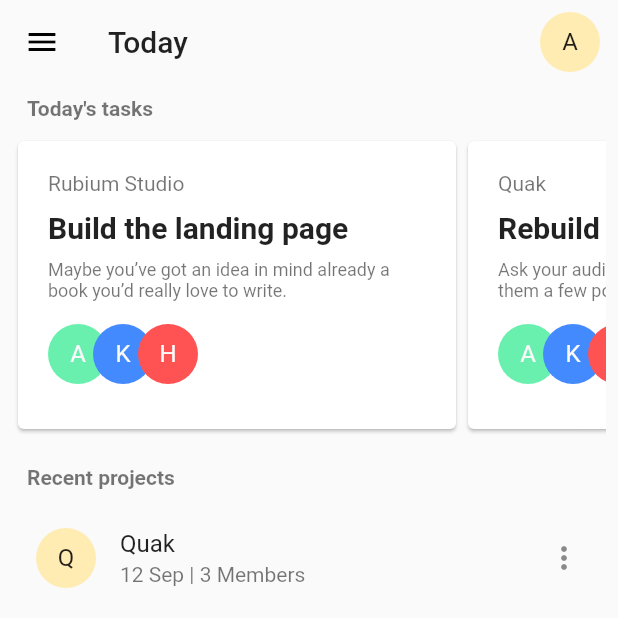
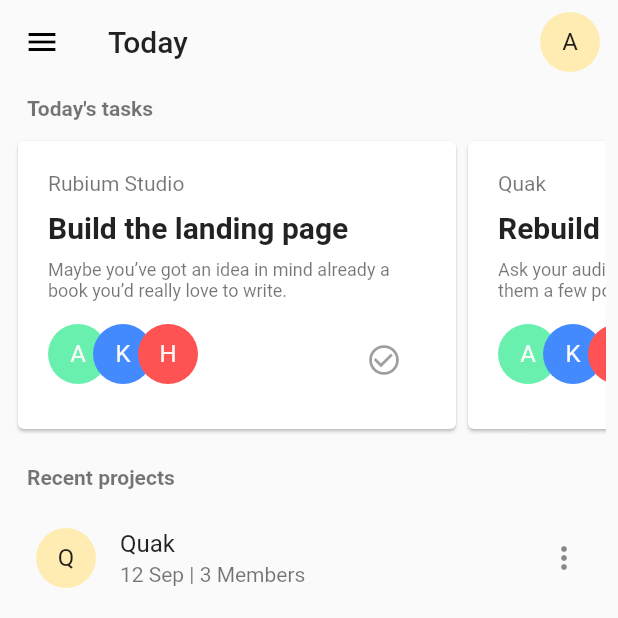
Before and after one commit to amirhesham65/Panther-App, a Flutter app: the screen it shows after launch, on a phone screen of 412 x 824 dp, the top half of it. Run offline on Flutter 3.47's test engine with Material 2 defaults, Android fonts, the phone set to English and light mode, and no system bars.

Commit message:
Updated some UI elements

```diff
--- a/lib/components/task_card.dart
+++ b/lib/components/task_card.dart
@@ -53,6 +53,7 @@ class _TaskCardState extends State<TaskCard> {
                       fit: StackFit.expand,
                       children: <Widget>[
                         Positioned(
+                          left: 0.0,
                           child: CircleAvatar(
                             child: Text(
                               'A',
@@ -62,9 +63,9 @@ class _TaskCardState extends State<TaskCard> {
                             ),
                             backgroundColor: Colors.greenAccent[200],
                           ),
-                          left: 0.0,
                         ),
                         Positioned(
+                          left: 30.0,
                           child: CircleAvatar(
                             child: Text(
                               'K',
@@ -74,9 +75,9 @@ class _TaskCardState extends State<TaskCard> {
                             ),
                             backgroundColor: Colors.blueAccent[200],
                           ),
-                          left: 30.0,
                         ),
                         Positioned(
+                          left: 60.0,
                           child: CircleAvatar(
                             child: Text(
                               'H',
@@ -86,7 +87,12 @@ class _TaskCardState extends State<TaskCard> {
                             ),
                             backgroundColor: Colors.redAccent[200],
                           ),
-                          left: 60.0,
+                        ),
+                        Positioned(
+                          left: 200.0,
+                          child: IconButton(
+                            icon: Icon(Icons.check_circle_outline),
+                          ),
                         ),
                       ],
                     ),
```
